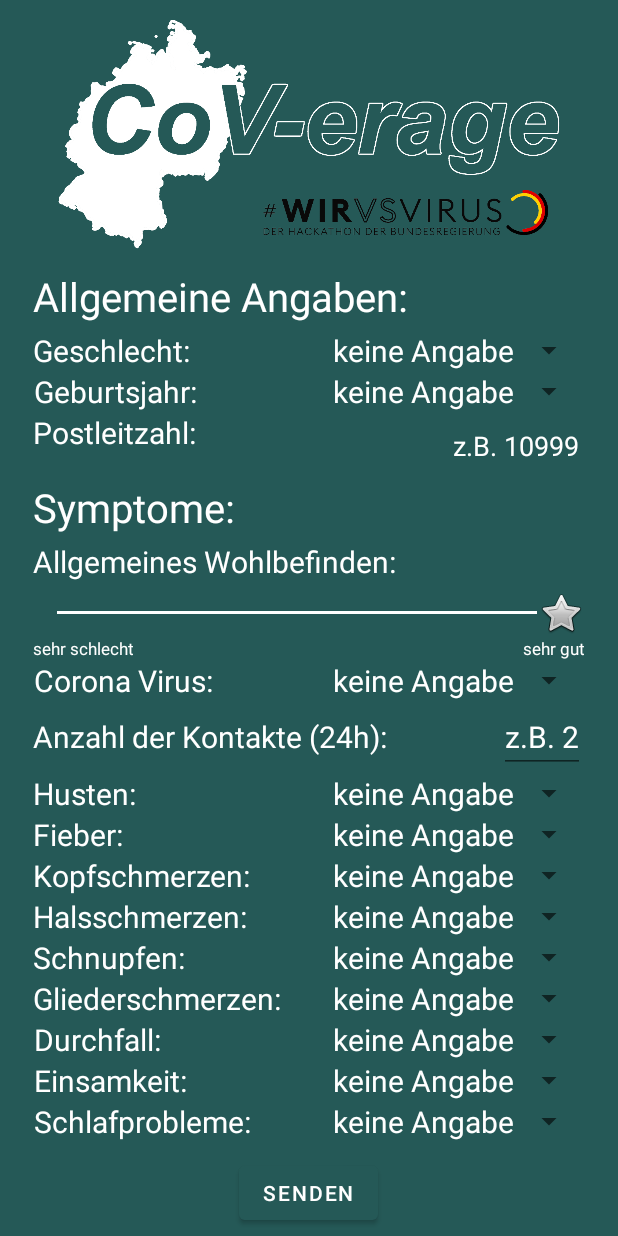
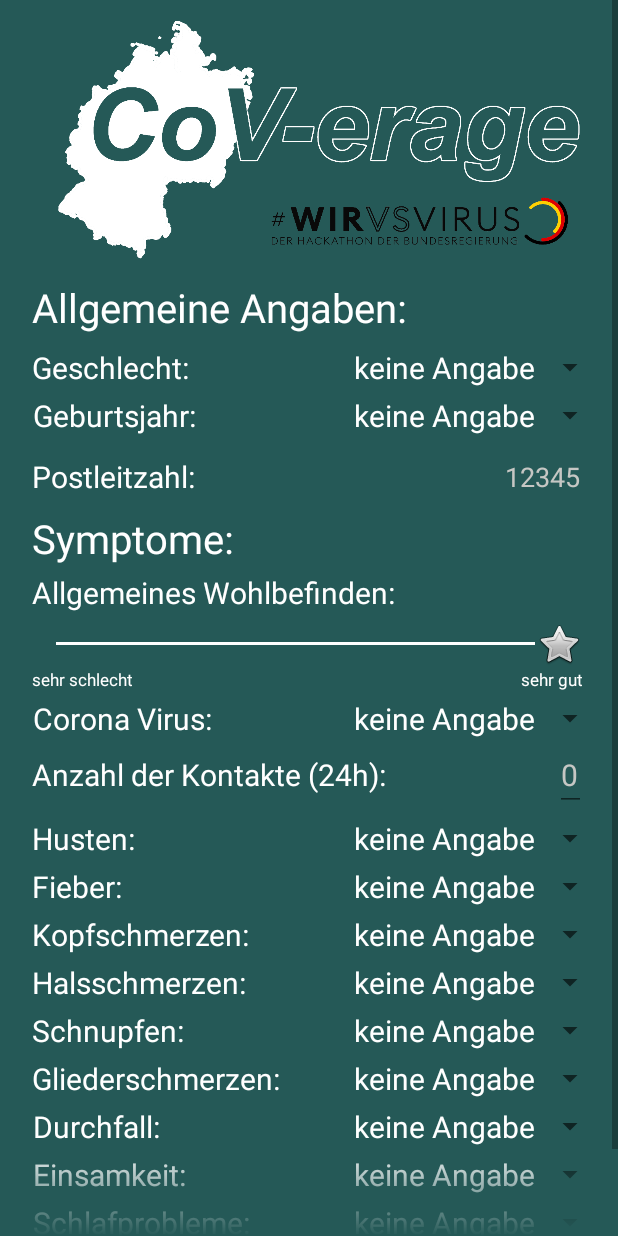
Before and after one commit to pfandzelter/cov-erage, an Android app: the MainActivity screen opened directly, with no data from a screen before it, on a phone screen of 412 x 824 dp. Run offline under Robolectric (Android 15) with nearby library versions, the phone set to English and light mode, and no system bars.

Commit message:
adjust android layout

```diff
--- a/CoV-Erage-Android/app/src/main/res/layout/activity_main.xml
+++ b/CoV-Erage-Android/app/src/main/res/layout/activity_main.xml
@@ -17,8 +17,8 @@
         android:layout_gravity="center_horizontal"
         android:animateLayoutChanges="true"
         android:background="@android:color/transparent"
-        android:layout_marginLeft="10pt"
-        android:layout_marginRight="10pt"
+        android:layout_marginLeft="8pt"
+        android:layout_marginRight="5pt"
         android:orientation="vertical">
 
         <ImageView
@@ -40,7 +40,7 @@
         <RelativeLayout
             android:layout_width="match_parent"
             android:layout_height="wrap_content"
-            android:layout_marginTop="2pt"
+            android:layout_marginTop="4pt"
             >
             <TextView
                 android:id="@+id/geschlechtText"
@@ -58,12 +58,13 @@
                 android:layout_height="wrap_content"
                 android:layout_alignParentEnd="true"
                 android:layout_centerVertical="true"
-                android:entries="@array/gender"/>
+                android:entries="@array/gender" />
         </RelativeLayout>
 
         <RelativeLayout
             android:layout_width="match_parent"
             android:layout_height="wrap_content"
+            android:layout_marginTop="2pt"
             >
             <TextView
                 android:id="@+id/geburtsjahrText"
@@ -87,6 +88,7 @@
         <RelativeLayout
             android:layout_width="match_parent"
             android:layout_height="wrap_content"
+            android:layout_marginTop="2pt"
             >
             <TextView
                 android:layout_width="wrap_content"
@@ -95,20 +97,24 @@
                 android:textSize="9pt"
                 android:textColor="@color/white"
                 android:layout_alignParentStart="true"
+                android:layout_centerVertical="true"
                 />
+
             <EditText
                 android:id="@+id/postleitzahlEditText"
+                android:layout_width="wrap_content"
                 android:layout_height="wrap_content"
-                android:layout_width="wrap_content"
+                android:layout_alignParentEnd="true"
+                android:layout_alignParentTop="true"
+                android:layout_centerVertical="true"
+                android:layout_marginRight="6pt"
+                android:cursorVisible="true"
+                android:focusedByDefault="false"
+                android:hint="12345"
                 android:inputType="number"
                 android:maxLength="5"
-                android:hint="z.B. 10999"
-                android:textColorHint="@color/white"
                 android:textColor="@color/white"
-                android:focusedByDefault="false"
-                android:layout_alignParentEnd="true"
-                android:layout_centerVertical="true"
-                />
+                android:textColorHint="@color/gray" />
         </RelativeLayout>
 
         <TextView
@@ -131,7 +137,8 @@
         <RelativeLayout
             android:layout_width="match_parent"
             android:layout_height="wrap_content"
-            android:gravity="center" >
+            android:gravity="center"
+            android:layout_marginRight="7pt">
 
             <SeekBar
                 android:id="@+id/generalHealthSeekbar"
@@ -166,7 +173,8 @@
 
         <RelativeLayout
             android:layout_width="match_parent"
-            android:layout_height="wrap_content" >
+            android:layout_height="wrap_content"
+            android:layout_marginTop="2pt">
             <TextView
                 android:id="@+id/coronaText"
                 android:layout_width="wrap_content"
@@ -208,18 +216,20 @@
                 android:layout_width="wrap_content"
                 android:inputType="number"
                 android:maxLength="4"
-                android:hint="z.B. 2"
+                android:hint="0"
                 android:textColor="@color/white"
                 android:textSize="9pt"
-                android:textColorHint="@color/white"
+                android:textColorHint="@color/gray"
                 android:layout_alignParentEnd="true"
-                android:layout_centerVertical="true"/>
+                android:layout_centerVertical="true"
+                android:layout_marginRight="6pt"/>
         </RelativeLayout>
 
 
         <RelativeLayout
             android:layout_width="match_parent"
-            android:layout_height="wrap_content">
+            android:layout_height="wrap_content"
+            android:layout_marginTop="2pt">
             <TextView
                 android:id="@+id/hustenTextView"
                 android:layout_width="wrap_content"
@@ -245,6 +255,7 @@
         <RelativeLayout
             android:layout_width="match_parent"
             android:layout_height="wrap_content"
+            android:layout_marginTop="2pt"
             >
             <TextView
                 android:id="@+id/fieberTextView"
@@ -269,6 +280,7 @@
         <RelativeLayout
             android:layout_width="match_parent"
             android:layout_height="wrap_content"
+            android:layout_marginTop="2pt"
             >
             <TextView
                 android:id="@+id/kopfschmerzenTextView"
@@ -293,6 +305,7 @@
         <RelativeLayout
             android:layout_width="match_parent"
             android:layout_height="wrap_content"
+            android:layout_marginTop="2pt"
             >
             <TextView
                 android:id="@+id/halsschmerzenTextView"
@@ -317,6 +330,7 @@
         <RelativeLayout
             android:layout_width="match_parent"
             android:layout_height="wrap_content"
+            android:layout_marginTop="2pt"
             >
             <TextView
                 android:id="@+id/schnupfenTextView"
@@ -341,6 +355,7 @@
         <RelativeLayout
             android:layout_width="match_parent"
             android:layout_height="wrap_content"
+            android:layout_marginTop="2pt"
             >
             <TextView
                 android:id="@+id/gliederschmerzenTextView"
@@ -365,6 +380,7 @@
         <RelativeLayout
             android:layout_width="match_parent"
             android:layout_height="wrap_content"
+            android:layout_marginTop="2pt"
             >
             <TextView
                 android:id="@+id/durchfallTextView"
@@ -389,6 +405,7 @@
         <RelativeLayout
             android:layout_width="match_parent"
             android:layout_height="wrap_content"
+            android:layout_marginTop="2pt"
             >
             <TextView
                 android:id="@+id/einsamkeitTextView"
@@ -413,6 +430,7 @@
         <RelativeLayout
             android:layout_width="match_parent"
             android:layout_height="wrap_content"
+            android:layout_marginTop="2pt"
             >
             <TextView
                 android:id="@+id/schlafproblemeTextView"
--- a/CoV-Erage-Android/app/src/main/res/values/colors.xml
+++ b/CoV-Erage-Android/app/src/main/res/values/colors.xml
@@ -5,4 +5,5 @@
     <color name="colorAccent">#255957</color>
     <color name="white">#ffffff</color>
     <color name="red">#a2999e</color>
+    <color name="gray">#c6c7c4</color>
 </resources>
```
